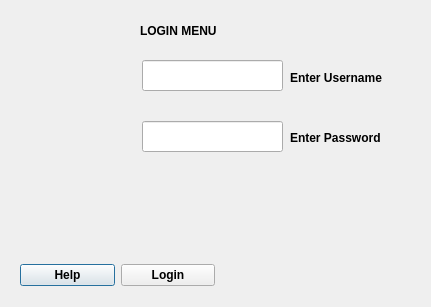
First picture: the form in TicTacToe/loginscene.ui, repository Amatarasu/A-Team, before the edit.
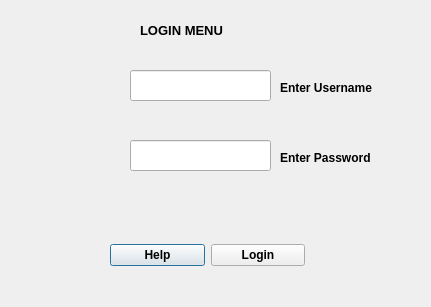
Second picture: the form after the edit.

Commit message: fixed several errors and align UI as well as code clean up

The edit to the form file:
```diff
--- a/TicTacToe/loginscene.ui
+++ b/TicTacToe/loginscene.ui
@@ -16,8 +16,8 @@
   <widget class="QLabel" name="Username">
    <property name="geometry">
     <rect>
-     <x>290</x>
-     <y>70</y>
+     <x>280</x>
+     <y>80</y>
      <width>111</width>
      <height>16</height>
     </rect>
@@ -35,8 +35,8 @@
   <widget class="QLabel" name="Password">
    <property name="geometry">
     <rect>
-     <x>290</x>
-     <y>130</y>
+     <x>280</x>
+     <y>150</y>
      <width>111</width>
      <height>16</height>
     </rect>
@@ -54,8 +54,8 @@
   <widget class="QLineEdit" name="loginPassword">
    <property name="geometry">
     <rect>
-     <x>142</x>
-     <y>121</y>
+     <x>130</x>
+     <y>140</y>
      <width>141</width>
      <height>31</height>
     </rect>
@@ -67,8 +67,8 @@
   <widget class="QLineEdit" name="loginUsername">
    <property name="geometry">
     <rect>
-     <x>142</x>
-     <y>60</y>
+     <x>130</x>
+     <y>70</y>
      <width>141</width>
      <height>31</height>
     </rect>
@@ -85,6 +85,7 @@
    </property>
    <property name="font">
     <font>
+     <pointsize>10</pointsize>
      <weight>75</weight>
      <bold>true</bold>
     </font>
@@ -96,8 +97,8 @@
   <widget class="QWidget" name="layoutWidget">
    <property name="geometry">
     <rect>
-     <x>20</x>
-     <y>260</y>
+     <x>110</x>
+     <y>240</y>
      <width>195</width>
      <height>30</height>
     </rect>
```
The commit also changes 5 other files.
